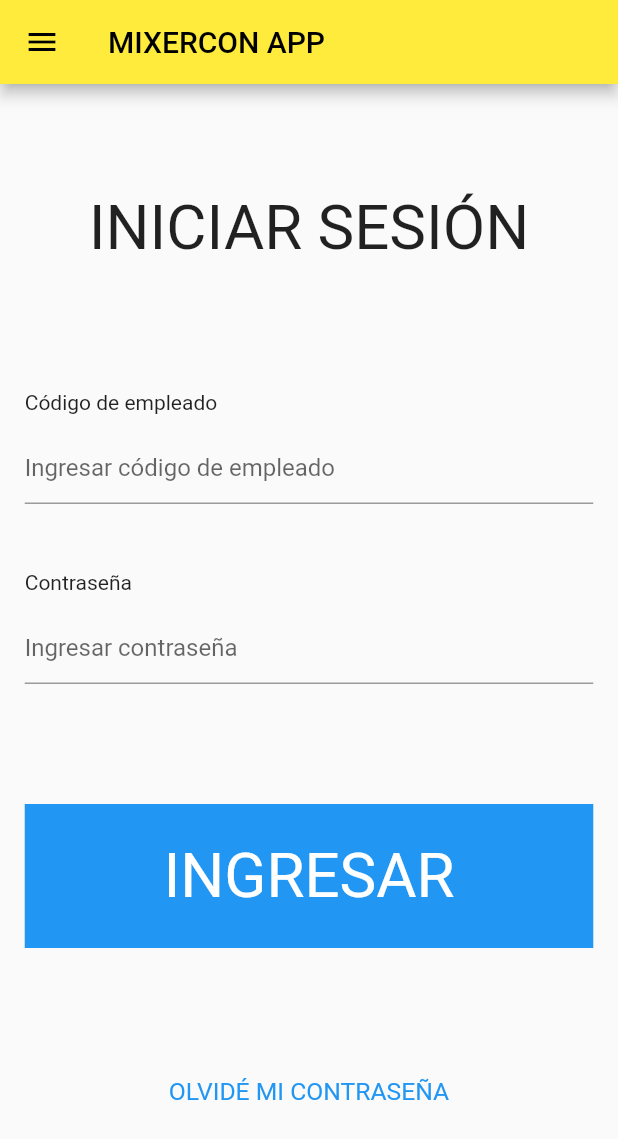
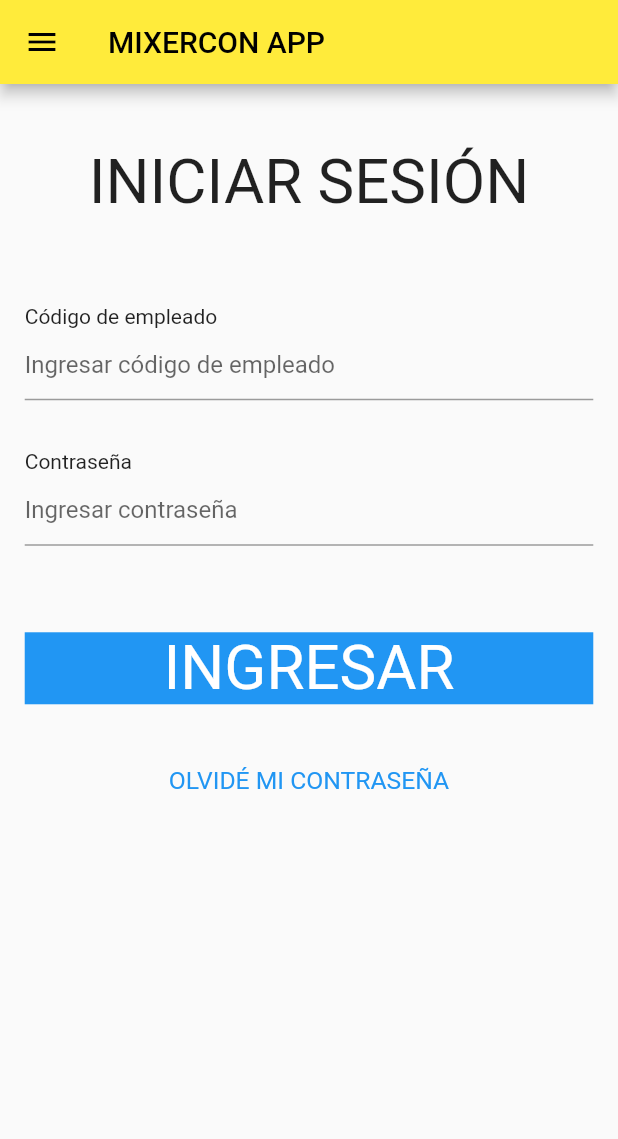
Before and after one commit to Celstren/Mixercon-Assistence-Movil, a Flutter app: the screen it shows after launch, on a phone screen of 412 x 824 dp. Shown: the top 1139 px of the screen. Run offline on Flutter 3.47's test engine with Material 2 defaults, Android fonts, the phone set to English and light mode, and no system bars; our stand-ins replace auto_size_text, google_maps_flutter, location, rxdart.

Commit message:
ui design fixes

```diff
--- a/lib/Utils/vista_inicio.dart
+++ b/lib/Utils/vista_inicio.dart
@@ -114,6 +114,7 @@ class VistaInicioState extends State<VistaInicio> {
                     }
 
                     return datosCargados? Container(
+                      height: hp(100),
                       child: ListView(
                         scrollDirection: Axis.vertical,
                         children: <Widget>[
--- a/lib/Vistas/vista_incio_sesion.dart
+++ b/lib/Vistas/vista_incio_sesion.dart
@@ -28,40 +28,30 @@ class VistaInicioSesionState extends State<VistaInicioSesion> {
 
     // TODO: implement build
     return Container(
+      child: SingleChildScrollView(
         child: Column(
           children: <Widget>[
-          Spacer(),
-          Expanded(
-            flex: 2,
-            child: Container(
+            Container(
+              margin: EdgeInsets.symmetric(vertical: hp(5)),
               child: Center(
                 child: Text('INICIAR SESIÓN', textAlign: TextAlign.center, style: TextStyle(fontSize: wp(10)),),
               ),
             ),
-          ),
-          Spacer(),
-          Expanded(
-            flex: 5,
-            child: Container(
+            Container(
               margin: EdgeInsets.symmetric(horizontal: wp(4)),
               child: Column(
                 children: <Widget>[
-                  Expanded(
-                    child: Container(
+                  Container(
+                    margin: EdgeInsets.symmetric(vertical: hp(2)),
                     child: Column(
                       children: <Widget>[
-                          Expanded(
-                            flex: 1,
-                            child: Container(
+                        Container(
                           child: Align(
                             alignment: Alignment.centerLeft,
                             child: Text('Código de empleado'),
                           ),
                         ),
-                          ),
-                          Expanded(
-                            flex: 2,
-                            child: Container(
+                        Container(
                           child: TextField(
                             onChanged: (value){
                               setState(() {
@@ -73,27 +63,20 @@ class VistaInicioSesionState extends State<VistaInicioSesion> {
                             ),
                           ),
                         ),
-                          ),
                       ],
                     ),
                   ),
-                  ),
-                  Expanded(
-                    child: Container(
+                  Container(
+                    margin: EdgeInsets.symmetric(vertical: hp(2)),
                     child: Column(
                       children: <Widget>[
-                          Expanded(
-                            flex: 1,
-                            child: Container(
+                        Container(
                           child: Align(
                             alignment: Alignment.centerLeft,
                             child: Text('Contraseña'),
                           ),
                         ),
-                          ),
-                          Expanded(
-                            flex: 2,
-                            child: Container(
+                        Container(
                           child: TextField(
                             obscureText: true,
                             onChanged: (value){
@@ -106,19 +89,13 @@ class VistaInicioSesionState extends State<VistaInicioSesion> {
                             ),
                           ),
                         ),
-                          ),
                       ],
-                      ),
                     ),
                   ),
                 ],
               ),
             ),
-          ),
-          Spacer(),
-          Expanded(
-            flex: 2,
-            child: GestureDetector(
+            GestureDetector(
               onTap: (){
                 if (codigoEmpleado.trim().isNotEmpty && contrasena.trim().isNotEmpty){
 
@@ -164,25 +141,20 @@ class VistaInicioSesionState extends State<VistaInicioSesion> {
                 }
               },
               child: Container(
-                margin: EdgeInsets.symmetric(horizontal: wp(4)),
+                margin: EdgeInsets.symmetric(horizontal: wp(4), vertical: hp(5)),
                 color: Colors.blue,
                 child: Center(
                   child: Text('INGRESAR', textAlign: TextAlign.center, style: TextStyle(fontSize: wp(10), color: Colors.white),),
                 ),
               ),
             ),
-          ),
-          Spacer(),
-          Expanded(
-            flex: 2,
-            child: Container(
+            Container(
               child: Center(
                 child: Text('OLVIDÉ MI CONTRASEÑA', textAlign: TextAlign.center, style: TextStyle(fontSize: wp(4), color: Colors.blue),),
               ),
             ),
+          ],
         ),
-          Spacer(),
-        ],
       ),
     );
   }
--- a/lib/main.dart
+++ b/lib/main.dart
@@ -1,12 +1,8 @@
 import 'package:flutter/material.dart';
-import 'package:flutter_stetho/flutter_stetho.dart';
 import 'Utils/base_scaffold.dart';
 import 'package:flutter/services.dart';
 
-import 'Utils/controlador_vistas.dart';
-
 void main() {
-  Stetho.initialize();
   SystemChrome.setPreferredOrientations([
     DeviceOrientation.portraitUp,
     DeviceOrientation.portraitDown,
```
Also changed, not shown: pubspec.lock. Lines whose indentation alone changed are shown as unchanged.
